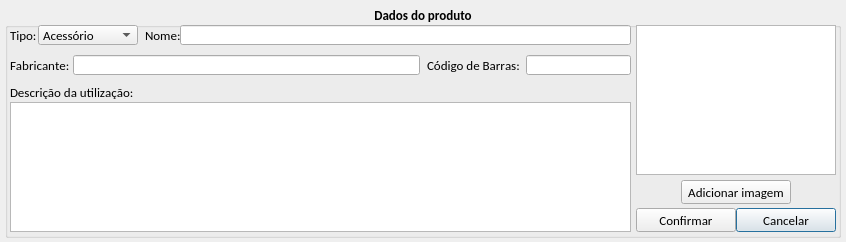
Before: the Qt Designer form loja/tela_editar_produto.ui in jmessias1725/sexloja, drawn with Qt 5.
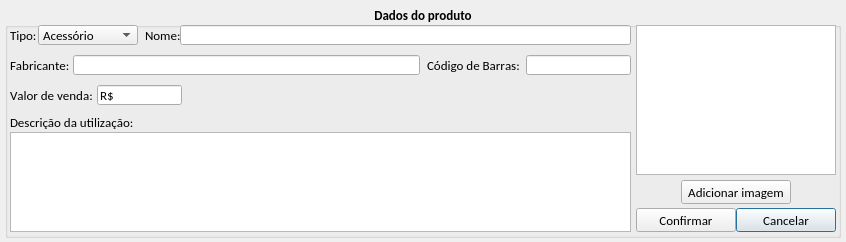
After: the same form once the commit is applied. Icons and pictures are not drawn.

Patch:
```diff
--- a/loja/tela_editar_produto.ui
+++ b/loja/tela_editar_produto.ui
@@ -202,9 +202,9 @@
     <property name="geometry">
      <rect>
       <x>5</x>
-      <y>97</y>
+      <y>127</y>
       <width>621</width>
-      <height>130</height>
+      <height>100</height>
      </rect>
     </property>
     <property name="font">
@@ -231,7 +231,7 @@
     <property name="geometry">
      <rect>
       <x>5</x>
-      <y>77</y>
+      <y>107</y>
       <width>133</width>
       <height>20</height>
      </rect>
@@ -464,6 +464,58 @@
      <string>Adicionar imagem</string>
     </property>
    </widget>
+   <widget class="QLabel" name="lb_valorvenda">
+    <property name="geometry">
+     <rect>
+      <x>5</x>
+      <y>80</y>
+      <width>86</width>
+      <height>20</height>
+     </rect>
+    </property>
+    <property name="font">
+     <font>
+      <weight>50</weight>
+      <bold>false</bold>
+      <kerning>false</kerning>
+     </font>
+    </property>
+    <property name="text">
+     <string>Valor de venda:</string>
+    </property>
+   </widget>
+   <widget class="QLineEdit" name="le_valor_venda">
+    <property name="geometry">
+     <rect>
+      <x>92</x>
+      <y>80</y>
+      <width>85</width>
+      <height>20</height>
+     </rect>
+    </property>
+    <property name="font">
+     <font>
+      <weight>50</weight>
+      <bold>false</bold>
+      <kerning>false</kerning>
+     </font>
+    </property>
+    <property name="inputMethodHints">
+     <set>Qt::ImhNone</set>
+    </property>
+    <property name="inputMask">
+     <string>R$ xxxxxxxxx; </string>
+    </property>
+    <property name="text">
+     <string>R$ </string>
+    </property>
+    <property name="maxLength">
+     <number>12</number>
+    </property>
+    <property name="readOnly">
+     <bool>false</bool>
+    </property>
+   </widget>
   </widget>
  </widget>
  <resources>
```
Left out of the diff: 12 changed lines with no effect on the pictures.
